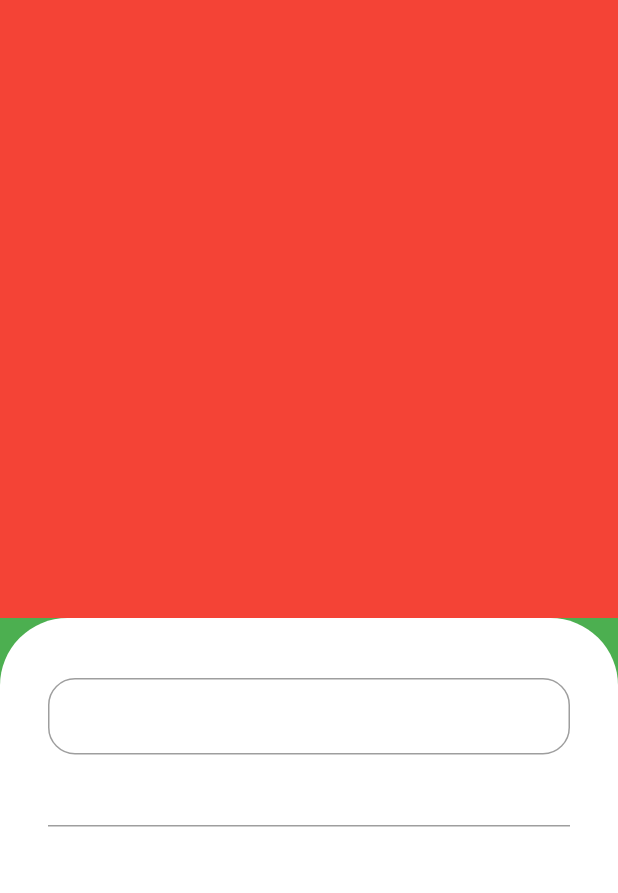
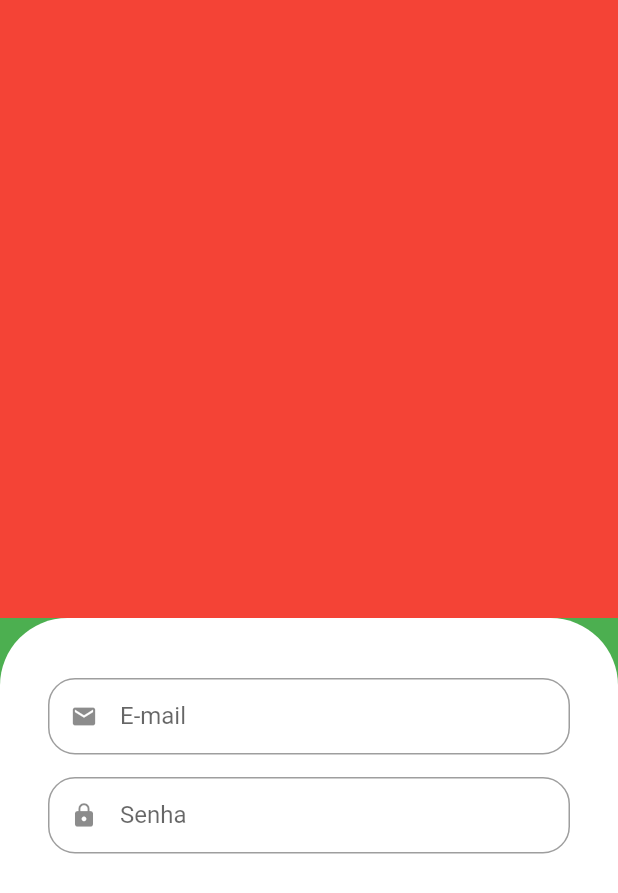
Before and after one commit to estelson/greengrocer, a Flutter app: the screen it shows after launch, on a phone screen of 412 x 824 dp. Shown: the top 893 px of the screen. Run offline on Flutter 3.47's test engine with Material 2 defaults, Android fonts, the phone set to English and light mode, and no system bars.

Commit message:
Criando o componente customizado de TextFormField

```diff
--- /dev/null
+++ b/lib/src/auth/components/custom_text_field.dart
@@ -0,0 +1,37 @@
+import 'package:flutter/src/widgets/container.dart';
+import 'package:flutter/src/widgets/framework.dart';
+
+// ignore_for_file: prefer_const_constructors
+
+import 'package:flutter/material.dart';
+
+class CustomTextField extends StatelessWidget {
+  final IconData icon;
+  final String label;
+  final bool isObscure;
+
+  const CustomTextField({
+    Key? key,
+    required this.icon,
+    required this.label,
+    required this.isObscure,
+  }) : super(key: key);
+
+  @override
+  Widget build(BuildContext context) {
+    return Padding(
+      padding: const EdgeInsets.only(bottom: 15),
+      child: TextFormField(
+        obscureText: isObscure,
+        decoration: InputDecoration(
+          prefixIcon: Icon(icon),
+          labelText: label,
+          isDense: true,
+          border: OutlineInputBorder(
+            borderRadius: BorderRadius.circular(18),
+          ),
+        ),
+      ),
+    );
+  }
+}
--- a/lib/src/auth/sign_in_screen.dart
+++ b/lib/src/auth/sign_in_screen.dart
@@ -1,6 +1,7 @@
 // ignore_for_file: prefer_const_constructors
 
 import 'package:flutter/material.dart';
+import 'package:greengrocer/src/auth/components/custom_text_field.dart';
 
 class SignInScreen extends StatelessWidget {
   const SignInScreen({super.key});
@@ -26,19 +27,20 @@ class SignInScreen extends StatelessWidget {
               borderRadius: BorderRadius.vertical(top: Radius.circular(45)),
             ),
             child: Column(
-              children: [
+              children: const [
                 // Email
-                TextFormField(
-                  decoration: InputDecoration(
-                    isDense: true,
-                    border: OutlineInputBorder(
-                      borderRadius: BorderRadius.circular(18),
-                    ),
-                  ),
+                CustomTextField(
+                  icon: Icons.email,
+                  label: "E-mail",
+                  isObscure: false,
                 ),
 
                 // Senha
-                TextFormField(),
+                CustomTextField(
+                  icon: Icons.lock,
+                  label: "Senha",
+                  isObscure: true,
+                ),
               ],
             ),
           ),
```
